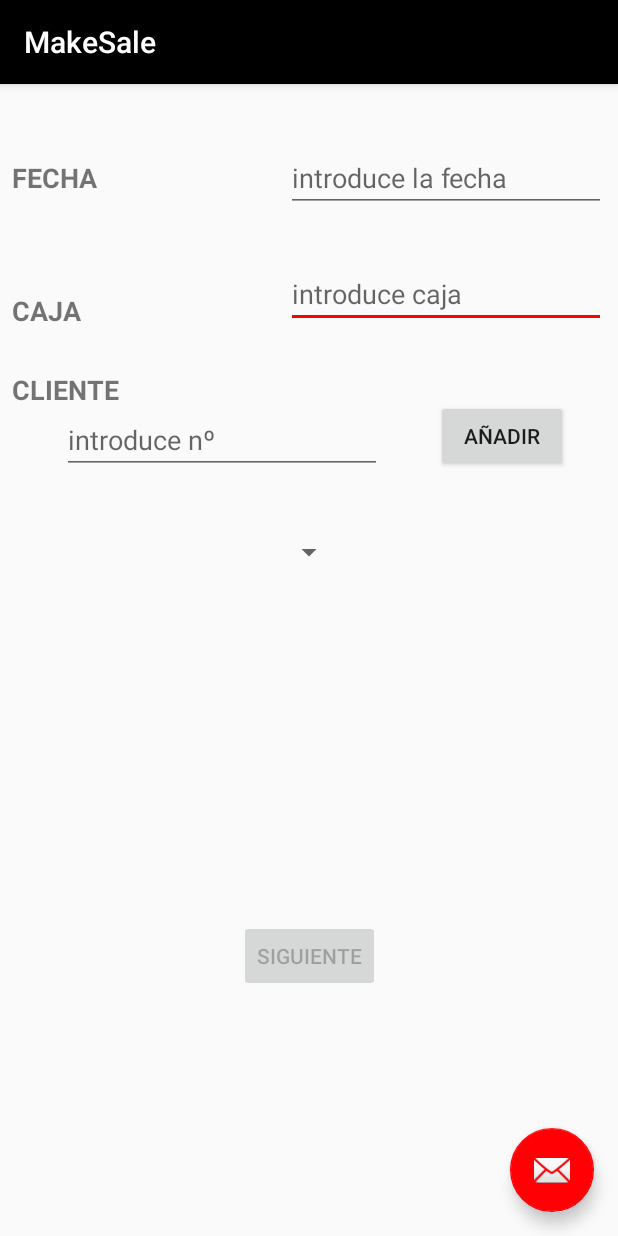
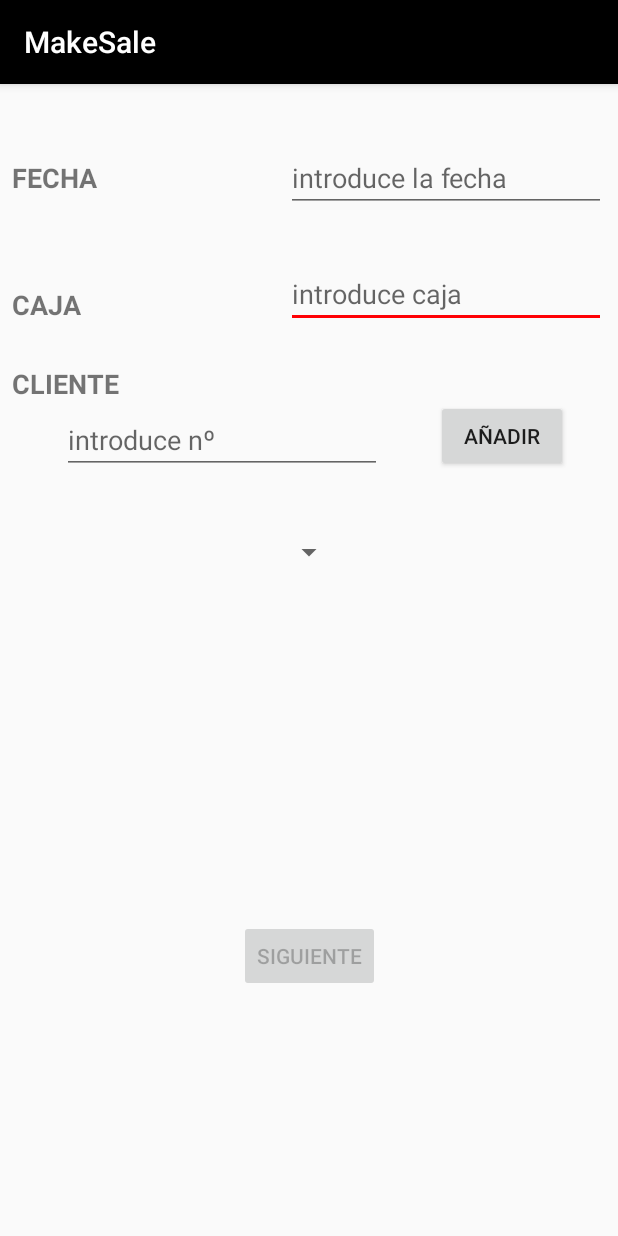
Before and after one commit to jantonio-ordonez14/APP_Ventas, an Android app: the screen it shows after launch (MakeSale), in the side drawer, after a tap on "Realizar Venta", on a phone screen of 412 x 824 dp. Run offline under Robolectric (Android 15) with nearby library versions, the phone set to English and light mode, and no system bars; 1 statement that could not run was skipped.

Commit message:
reparacion de errores
he revisado y arreglado errores

```diff
--- a/APP_Ventas/app/src/main/java/com/example/esmail/app_ventas/Export.java
+++ b/APP_Ventas/app/src/main/java/com/example/esmail/app_ventas/Export.java
@@ -229,6 +229,7 @@ public class Export extends AppCompatActivity {
     @Override
     public void onBackPressed() {
         super.onBackPressed();
+        DatabaseOperations.obtenerInstancia(this).eliminarPedidos();
         startActivity(new Intent(this,MainActivity.class));
         finish();
     }
--- a/APP_Ventas/app/src/main/res/layout/activity_make_sale.xml
+++ b/APP_Ventas/app/src/main/res/layout/activity_make_sale.xml
@@ -22,12 +22,4 @@
 
     <include layout="@layout/content_make_sale" />
 
-    <android.support.design.widget.FloatingActionButton
-        android:id="@+id/fab"
-        android:layout_width="wrap_content"
-        android:layout_height="wrap_content"
-        android:layout_gravity="bottom|end"
-        android:layout_margin="@dimen/fab_margin"
-        app:srcCompat="@android:drawable/ic_dialog_email" />
-
 </android.support.design.widget.CoordinatorLayout>
--- a/APP_Ventas/app/src/main/res/layout/estructure_lv_export.xml
+++ b/APP_Ventas/app/src/main/res/layout/estructure_lv_export.xml
@@ -95,9 +95,10 @@
         android:id="@+id/divider"
         android:layout_width="match_parent"
         android:layout_height="1dp"
+        android:layout_marginTop="8dp"
         android:background="?android:attr/listDivider"
         app:layout_constraintEnd_toEndOf="parent"
-        app:layout_constraintHorizontal_bias="0.0"
+        app:layout_constraintHorizontal_bias="1.0"
         app:layout_constraintStart_toStartOf="parent"
-        tools:layout_editor_absoluteY="77dp" />
+        app:layout_constraintTop_toBottomOf="@+id/txt_caja" />
 </android.support.constraint.ConstraintLayout>
--- a/APP_Ventas/app/src/main/res/layout/fragment_make_sale_1.xml
+++ b/APP_Ventas/app/src/main/res/layout/fragment_make_sale_1.xml
@@ -33,7 +33,7 @@
             android:layout_height="wrap_content"
             android:layout_marginLeft="8dp"
             android:layout_marginStart="8dp"
-            android:layout_marginTop="64dp"
+            android:layout_marginTop="60dp"
             android:text="@string/lbl_caja"
             android:textSize="18sp"
             android:textStyle="bold"
```
Also changed, not shown: APP_Ventas/app/src/main/java/com/example/esmail/app_ventas/MainActivity.java (+6 -1 lines), APP_Ventas/app/src/main/java/com/example/esmail/app_ventas/fragments/MakeSaleFragment2.java (+9 -4 lines), APP_Ventas/app/src/main/java/com/example/esmail/app_ventas/scanner/BarcodeScan.java (+39 -2 lines), APP_Ventas/app/src/main/res/layout/activity_barcode_scan.xml (+4 -4 lines), APP_Ventas/app/src/main/res/layout/estructure_lv_make.xml (+4 -5 lines).
